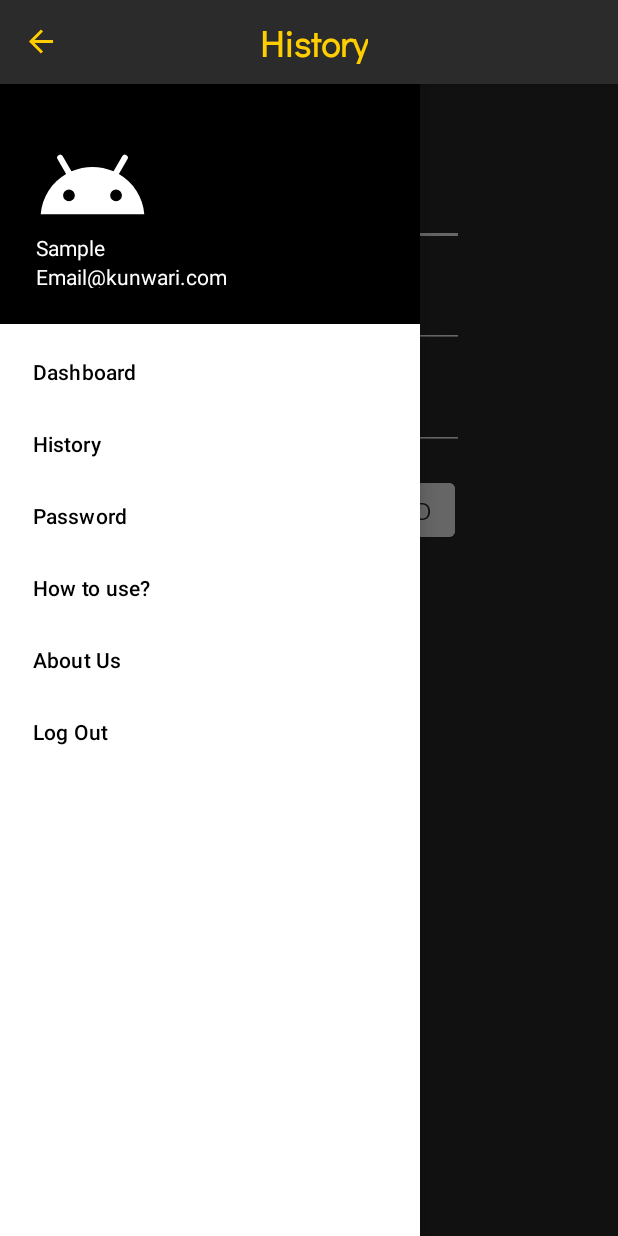
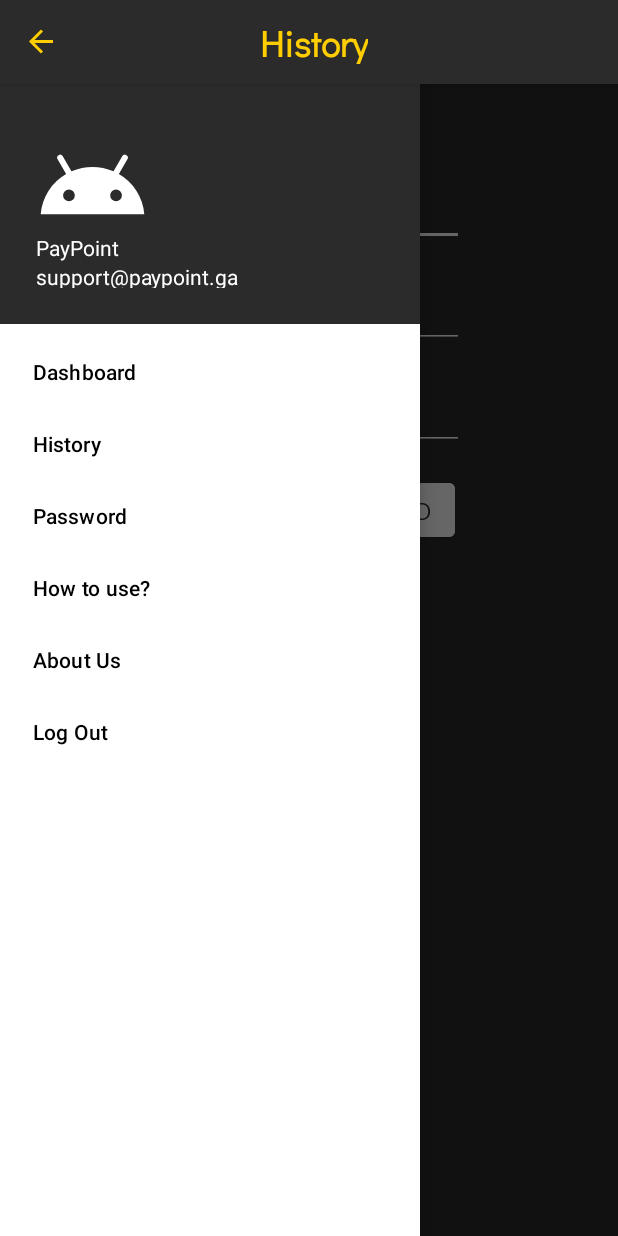
Before and after one commit to Evanchii/PayPoint, an Android app: the Dashboard screen opened directly, with no data from a screen before it, in the side drawer, after a tap on "History", on a phone screen of 412 x 824 dp. Run offline under Robolectric (Android 15) with nearby library versions, the phone set to English and light mode, and no system bars; our stand-ins replace Firebase (no records; nobody signed in at launch, a user with empty details on screens opened directly).

Commit message:
Added more pictures

```diff
--- a/app/src/main/java/xyz/paypnt/paypoint/CommonFunctions.java
+++ b/app/src/main/java/xyz/paypnt/paypoint/CommonFunctions.java
@@ -3,17 +3,25 @@ package xyz.paypnt.paypoint;
 import android.content.Context;
 import android.content.Intent;
 import android.view.MenuItem;
+import android.widget.TextView;
 import android.widget.Toast;
 
+import androidx.annotation.NonNull;
 import androidx.appcompat.app.AppCompatActivity;
 
 import com.google.firebase.auth.FirebaseAuth;
+import com.google.firebase.database.DataSnapshot;
+import com.google.firebase.database.DatabaseError;
+import com.google.firebase.database.DatabaseReference;
+import com.google.firebase.database.FirebaseDatabase;
+import com.google.firebase.database.ValueEventListener;
 
 public class CommonFunctions extends AppCompatActivity {
 
-    private static FirebaseAuth mAuth;
 
     public static boolean menu(Context a, MenuItem item, String src) {
+        FirebaseAuth mAuth;
+        DatabaseReference dbRef;
         Intent i = null;
         mAuth = FirebaseAuth.getInstance();
         Toast.makeText(a, String.valueOf(src.equals(item.getTitle())),Toast.LENGTH_SHORT).show();
@@ -49,4 +57,29 @@ public class CommonFunctions extends AppCompatActivity {
         }
         return false;
     }
+
+    public void fetchHamburgerDetails() {
+        FirebaseAuth mAuth = FirebaseAuth.getInstance();
+        DatabaseReference dbRef = FirebaseDatabase.getInstance().getReference().child("Users").child(mAuth.getUid());
+
+        dbRef.addValueEventListener(new ValueEventListener() {
+            @Override
+            public void onDataChange(@NonNull DataSnapshot snapshot) {
+
+                String uName = String.valueOf(snapshot.child("Username").getValue());
+
+                //Gave up
+
+//                TextView a = (TextView) findViewById(R.id.header_username),
+//                        b = (TextView) findViewById(R.id.header_email);
+//                a.setText(uName);
+//                b.setText(mAuth.getCurrentUser().getEmail());
+            }
+
+            @Override
+            public void onCancelled(@NonNull DatabaseError error) {
+
+            }
+        });
+    }
 }
--- a/app/src/main/java/xyz/paypnt/paypoint/Dashboard.java
+++ b/app/src/main/java/xyz/paypnt/paypoint/Dashboard.java
@@ -46,9 +46,9 @@ public class Dashboard extends AppCompatActivity implements NavigationView.OnNav
         setContentView(R.layout.dashboard);
 
         FirebaseAuth mAuth = FirebaseAuth.getInstance();
-        DatabaseReference dbRedf = FirebaseDatabase.getInstance().getReference().child("Users").child(mAuth.getUid());
+        DatabaseReference dbRef = FirebaseDatabase.getInstance().getReference().child("Users").child(mAuth.getUid());
 
-        dbRedf.addValueEventListener(new ValueEventListener() {
+        dbRef.addValueEventListener(new ValueEventListener() {
             @Override
             public void onDataChange(@NonNull DataSnapshot snapshot) {
 
@@ -65,7 +65,7 @@ public class Dashboard extends AppCompatActivity implements NavigationView.OnNav
             }
         });
 
-
+        new CommonFunctions().fetchHamburgerDetails();
 
         drawerLayout = (DrawerLayout) findViewById(R.id.drawerButton);
         actionBarDrawerToggle = new ActionBarDrawerToggle(this, drawerLayout, R.string.Open, R.string.Close);
--- a/app/src/main/java/xyz/paypnt/paypoint/History.java
+++ b/app/src/main/java/xyz/paypnt/paypoint/History.java
@@ -29,6 +29,8 @@ public class History extends AppCompatActivity implements NavigationView.OnNavig
         title.setText("History");
         setContentView(R.layout.password);
 
+        new CommonFunctions().fetchHamburgerDetails();
+
         drawerLayout = (DrawerLayout) findViewById(R.id.drawerButton);
         actionBarDrawerToggle = new ActionBarDrawerToggle(this, drawerLayout, R.string.Open, R.string.Close);
         drawerLayout.addDrawerListener(actionBarDrawerToggle);
--- a/app/src/main/java/xyz/paypnt/paypoint/HowToUse.java
+++ b/app/src/main/java/xyz/paypnt/paypoint/HowToUse.java
@@ -29,6 +29,8 @@ public class HowToUse extends AppCompatActivity implements NavigationView.OnNavi
         title.setText("How to use");
         setContentView(R.layout.password);
 
+        new CommonFunctions().fetchHamburgerDetails();
+
         drawerLayout = (DrawerLayout) findViewById(R.id.drawerButton);
         actionBarDrawerToggle = new ActionBarDrawerToggle(this, drawerLayout, R.string.Open, R.string.Close);
         drawerLayout.addDrawerListener(actionBarDrawerToggle);
--- a/app/src/main/java/xyz/paypnt/paypoint/Password.java
+++ b/app/src/main/java/xyz/paypnt/paypoint/Password.java
@@ -43,6 +43,8 @@ public class Password extends AppCompatActivity implements NavigationView.OnNavi
         TextView title=(TextView)findViewById(R.id.action_bar_title);
         title.setText("Change Password");
         setContentView(R.layout.password);
+
+        new CommonFunctions().fetchHamburgerDetails();
 
         drawerLayout = (DrawerLayout) findViewById(R.id.drawerButton);
         actionBarDrawerToggle = new ActionBarDrawerToggle(this, drawerLayout, R.string.Open, R.string.Close);
--- a/app/src/main/res/layout/aboutus.xml
+++ b/app/src/main/res/layout/aboutus.xml
@@ -62,7 +62,7 @@
                     android:contentDescription="TODO"
                     app:layout_constraintEnd_toEndOf="parent"
                     app:layout_constraintTop_toBottomOf="@+id/au_imgKyn"
-                    app:srcCompat="@drawable/user" />
+                    app:srcCompat="@drawable/img_ked" />
 
                 <TextView
                     android:id="@+id/au_txtKed"
@@ -87,7 +87,7 @@
                     android:contentDescription="TODO"
                     app:layout_constraintEnd_toEndOf="parent"
                     app:layout_constraintTop_toBottomOf="@+id/au_imgGela"
-                    app:srcCompat="@drawable/user" />
+                    app:srcCompat="@drawable/img_arniel" />
 
                 <ImageView
                     android:id="@+id/au_imgKyn"
@@ -151,7 +151,7 @@
                     android:contentDescription="TODO"
                     app:layout_constraintEnd_toEndOf="parent"
                     app:layout_constraintTop_toBottomOf="@+id/au_imgBea"
-                    app:srcCompat="@drawable/user" />
+                    app:srcCompat="@drawable/img_evan" />
 
                 <TextView
                     android:id="@+id/au_txtEvan"
@@ -224,7 +224,7 @@
                     android:contentDescription="TODO"
                     app:layout_constraintEnd_toEndOf="parent"
                     app:layout_constraintTop_toBottomOf="@+id/au_header"
-                    app:srcCompat="@drawable/user" />
+                    app:srcCompat="@drawable/img_ryan" />
 
                 <TextView
                     android:id="@+id/au_txtRyan"
--- a/app/src/main/res/layout/header.xml
+++ b/app/src/main/res/layout/header.xml
@@ -1,27 +1,31 @@
 <?xml version="1.0" encoding="utf-8"?>
 <LinearLayout xmlns:android="http://schemas.android.com/apk/res/android"
-    android:orientation="vertical"
+    xmlns:app="http://schemas.android.com/apk/res-auto"
     android:layout_width="match_parent"
     android:layout_height="160dp"
-    android:background="@color/black"
+    android:background="@color/gray_pp"
+    android:orientation="vertical"
     android:padding="24dp">
 
-    <androidx.appcompat.widget.AppCompatImageView
+    <ImageView
         android:layout_width="75dp"
         android:layout_height="75dp"
-        android:src="@drawable/ic_android_black_24dp" />
+        android:src="@drawable/ic_android_black_24dp"
+        app:srcCompat="@drawable/logo" />
+
     <TextView
+        android:id="@+id/header_username"
         android:layout_width="wrap_content"
         android:layout_height="wrap_content"
-        android:text="Sample"
-        android:textColor="@color/white"
-        />
+        android:text="PayPoint"
+        android:textColor="@color/white" />
+
     <TextView
+        android:id="@+id/header_email"
         android:layout_width="wrap_content"
         android:layout_height="wrap_content"
-        android:text="Email@kunwari.com"
-        android:textColor="@color/white"
-        />
+        android:text="support@paypoint.ga"
+        android:textColor="@color/white" />
 
 
 </LinearLayout>
```
Also changed, not shown: app/src/main/res/drawable/img_ked.png (added), 3 other files.
